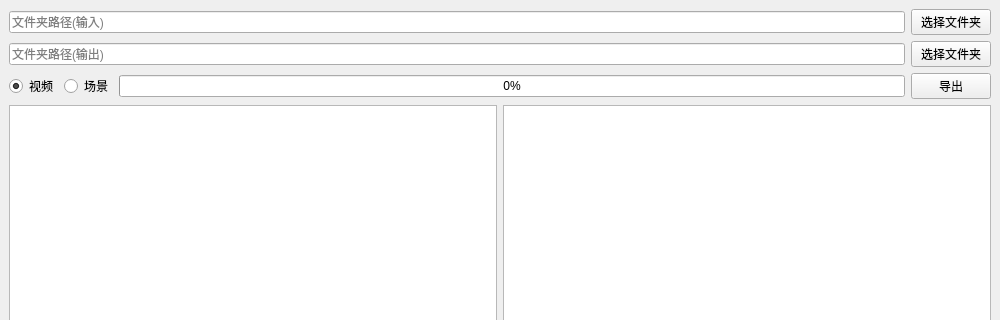
First picture: the form in src/wallpaper_engine_ui.ui, repository Neo-513/project-qt, before the edit; both pictures show x 0 to 1000 and y 0 to 320 of the 1000 by 700 pixel window.
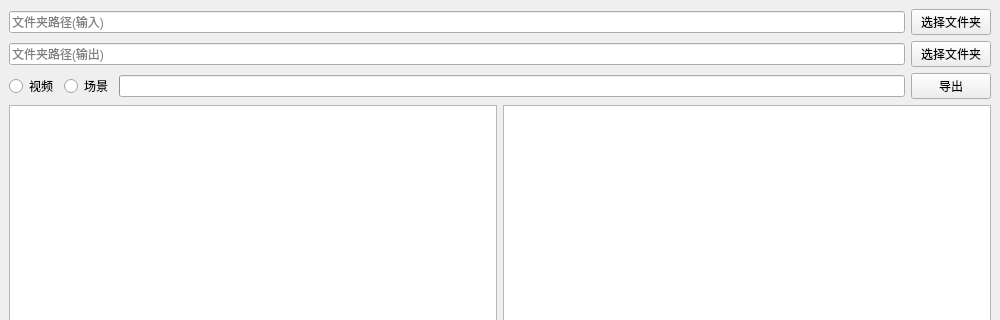
Second picture: the form after the edit.

Patch:
```diff
--- a/src/wallpaper_engine_ui.ui
+++ b/src/wallpaper_engine_ui.ui
@@ -70,9 +70,6 @@
           <property name="text">
            <string>视频</string>
           </property>
-          <property name="checked">
-           <bool>true</bool>
-          </property>
          </widget>
         </item>
         <item>
@@ -86,11 +83,7 @@
          </widget>
         </item>
         <item>
-         <widget class="QProgressBar" name="progressBar">
-          <property name="value">
-           <number>0</number>
-          </property>
-         </widget>
+         <widget class="QProgressBar" name="progressBar"/>
         </item>
        </layout>
       </item>
```
Left out of the diff: 46 changed lines with no effect on the pictures.
